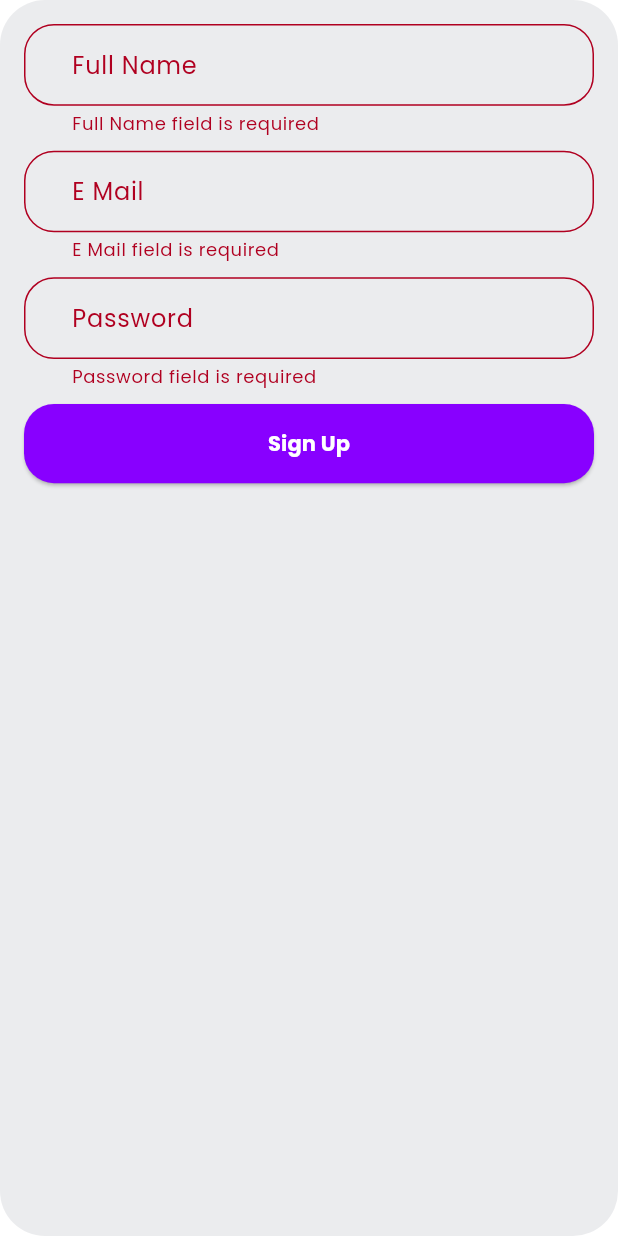
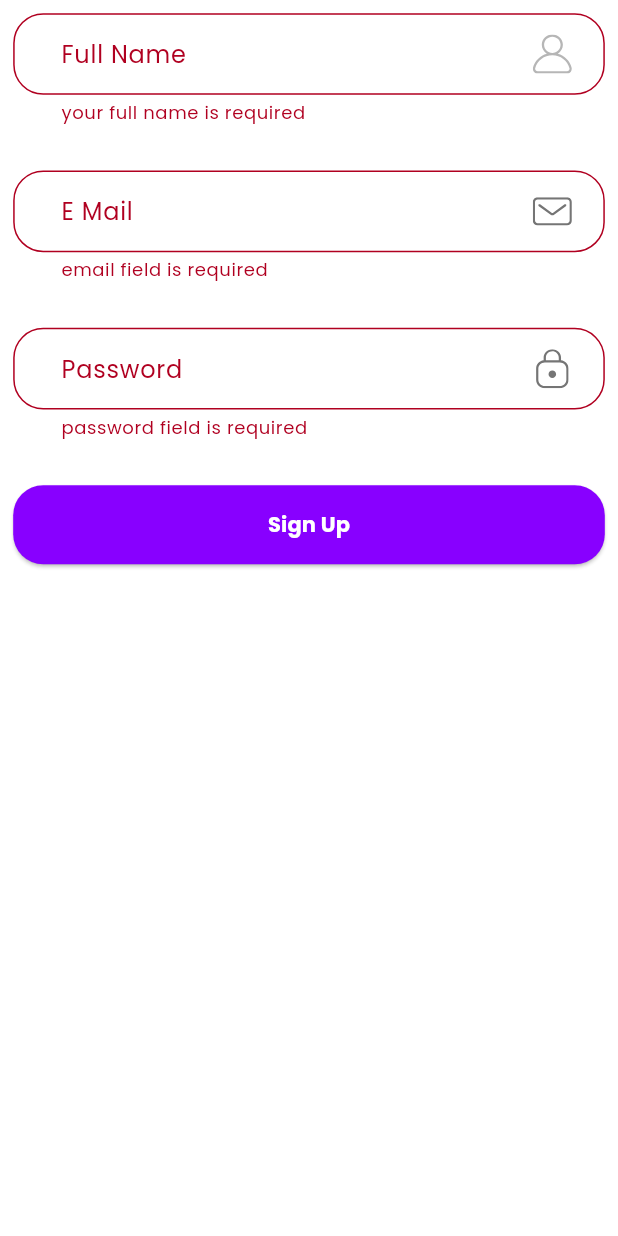
Before and after one commit to AbubekerMohamed/tijaramart, a Flutter app: the SignUpPage widget shown alone on an empty page, opened directly with empty values, after a tap on "Sign Up", on a phone screen of 412 x 824 dp. Run offline on Flutter 3.47's test engine with Material 3 defaults, Android fonts, the phone set to English and light mode, and no system bars; our stand-ins replace carousel_slider, dotted_border, file_picker, flutter_rating_bar, flutter_svg, google_nav_bar and 1 more; missing offline and left inert: charts_flutter_updated, cloudinary_public, pay; accounts and stored records are empty.

Commit message:
fixed sign up page UI

```diff
--- a/lib/features/auth/components/sign_up_page.dart
+++ b/lib/features/auth/components/sign_up_page.dart
@@ -3,6 +3,7 @@ import 'package:flutter/widgets.dart';
 
 import '../../../common/components/custom_button.dart';
 import '../../../common/components/custom_textfield.dart';
+import '../../../common/utils/screen_size_config.dart';
 import '../../../constants/global_variables.dart';
 
 class SignUpPage extends StatelessWidget {
@@ -23,38 +24,60 @@ class SignUpPage extends StatelessWidget {
   @override
   Widget build(BuildContext context) {
     return Container(
-      decoration: BoxDecoration(
-        color: GlobalVariables.greyBackgroundCOlor,
-        borderRadius: BorderRadius.circular(30.0),
-      ),
-      padding: const EdgeInsets.all(8),
-      //color: GlobalVariables.greyBackgroundCOlor,
-      child: Padding(
-        padding: const EdgeInsets.all(8.0),
+      padding: EdgeInsets.all(getProportionateScreenWidth(8)),
       child: Form(
         key: _signUpFormKey,
         child: Column(
           children: [
             CustomTextField(
+              validateField: (val) {
+                if (val == null || val.isEmpty) {
+                  return "your full name is required";
+                } else if (val.length < 6) {
+                  return "full name field must be at least 4 characters";
+                }
+                return null;
+              },
               editingController: nameController,
               hintText: "Full Name",
+              iconPath: "assets/icons/User Icon.svg",
             ),
-              const SizedBox(
-                height: 10,
+            SizedBox(
+              height: getProportionateScreenHeight(30),
             ),
             CustomTextField(
+              validateField: (val) {
+                if (val == null || val.isEmpty) {
+                  return "email field is required";
+                } else if (!emailValidatorRegExp.hasMatch(val)) {
+                  return "email entered is not a correct email";
+                }
+                return null;
+              },
               editingController: emailController,
               hintText: "E Mail",
+              iconPath: 'assets/icons/Mail.svg',
+              textInputType: TextInputType.emailAddress,
             ),
-              const SizedBox(
-                height: 10,
+            SizedBox(
+              height: getProportionateScreenHeight(30),
             ),
             CustomTextField(
+              validateField: (val) {
+                if (val == null || val.isEmpty) {
+                  return "password field is required";
+                } else if (val.length < 6) {
+                  return "password must be at least 6 characters";
+                }
+                return null;
+              },
               editingController: passwordController,
               hintText: "Password",
+              iconPath: 'assets/icons/Lock.svg',
+              isObscureText: true,
             ),
-              const SizedBox(
-                height: 10,
+            SizedBox(
+              height: getProportionateScreenHeight(30),
             ),
             CustomButton(
               text: "Sign Up",
@@ -63,9 +86,11 @@ class SignUpPage extends StatelessWidget {
                   signUpUser();
                 }
               },
-              )
+            ),
+            SizedBox(
+              height: getProportionateScreenHeight(30),
+            ),
           ],
-          ),
         ),
       ),
     );
```
Lines whose indentation alone changed are shown as unchanged.
